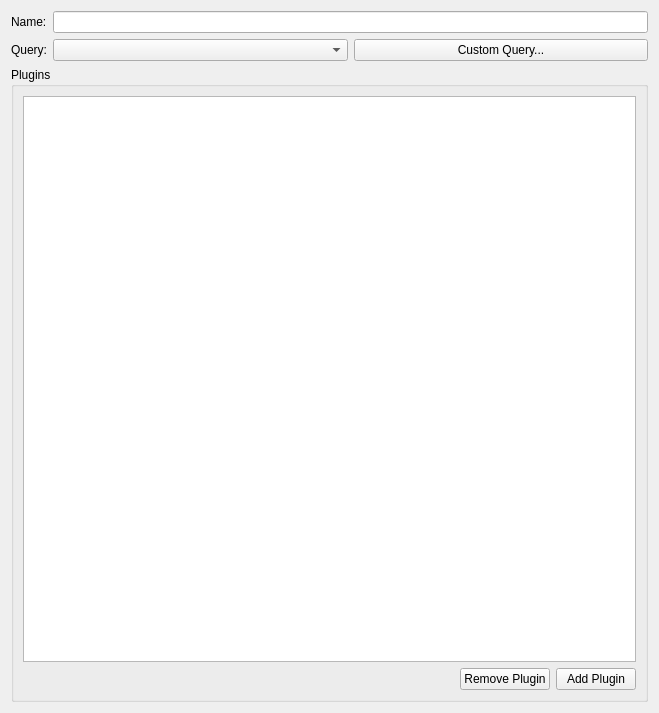
Before: the Qt Designer form runtime/service/kcm/categoryeditor.ui in KDE/nepomuk-web-extractor, drawn with Qt 5.
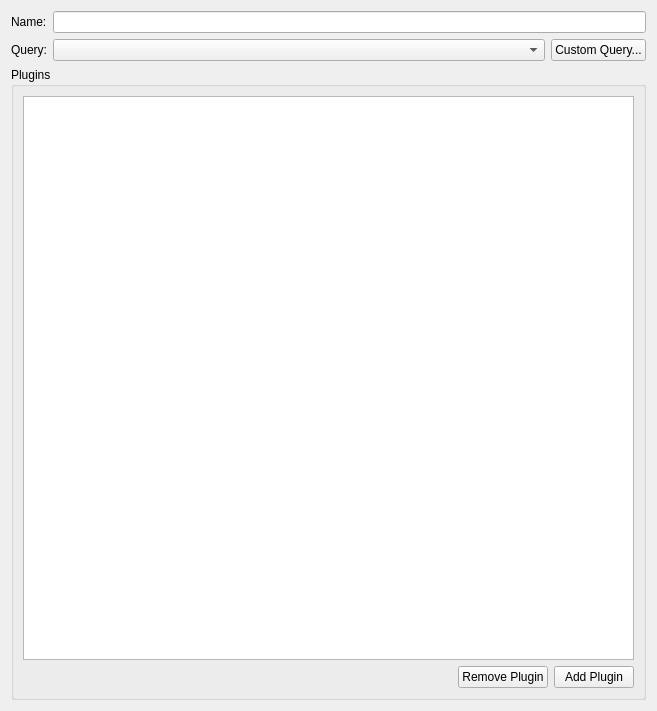
After: the same form once the commit is applied. Custom widgets are drawn as their Qt base class.

The edit to the form file:
```diff
--- a/runtime/service/kcm/categoryeditor.ui
+++ b/runtime/service/kcm/categoryeditor.ui
@@ -6,8 +6,8 @@
    <rect>
     <x>0</x>
     <y>0</y>
-    <width>659</width>
-    <height>713</height>
+    <width>657</width>
+    <height>711</height>
    </rect>
   </property>
   <property name="windowTitle">
@@ -15,7 +15,7 @@
   </property>
   <layout class="QVBoxLayout" name="verticalLayout_2">
    <item>
-    <layout class="QFormLayout" name="formLayout">
+    <layout class="QGridLayout" name="gridLayout">
      <item row="0" column="0">
       <widget class="QLabel" name="label">
        <property name="text">
@@ -36,7 +36,14 @@
      <item row="1" column="1">
       <layout class="QHBoxLayout" name="horizontalLayout_2">
        <item>
-        <widget class="KComboBox" name="m_comboQuery"/>
+        <widget class="KComboBox" name="m_comboQuery">
+         <property name="sizePolicy">
+          <sizepolicy hsizetype="Preferred" vsizetype="Fixed">
+           <horstretch>1</horstretch>
+           <verstretch>0</verstretch>
+          </sizepolicy>
+         </property>
+        </widget>
        </item>
        <item>
         <widget class="KPushButton" name="m_buttonCustomQuery">
```
